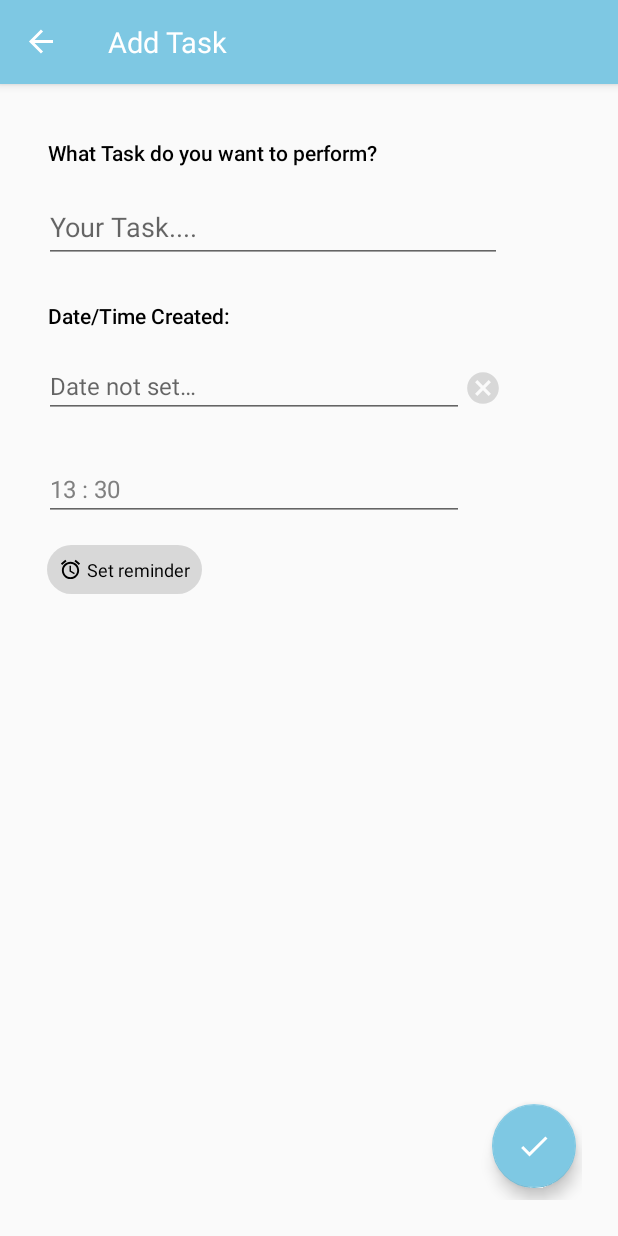
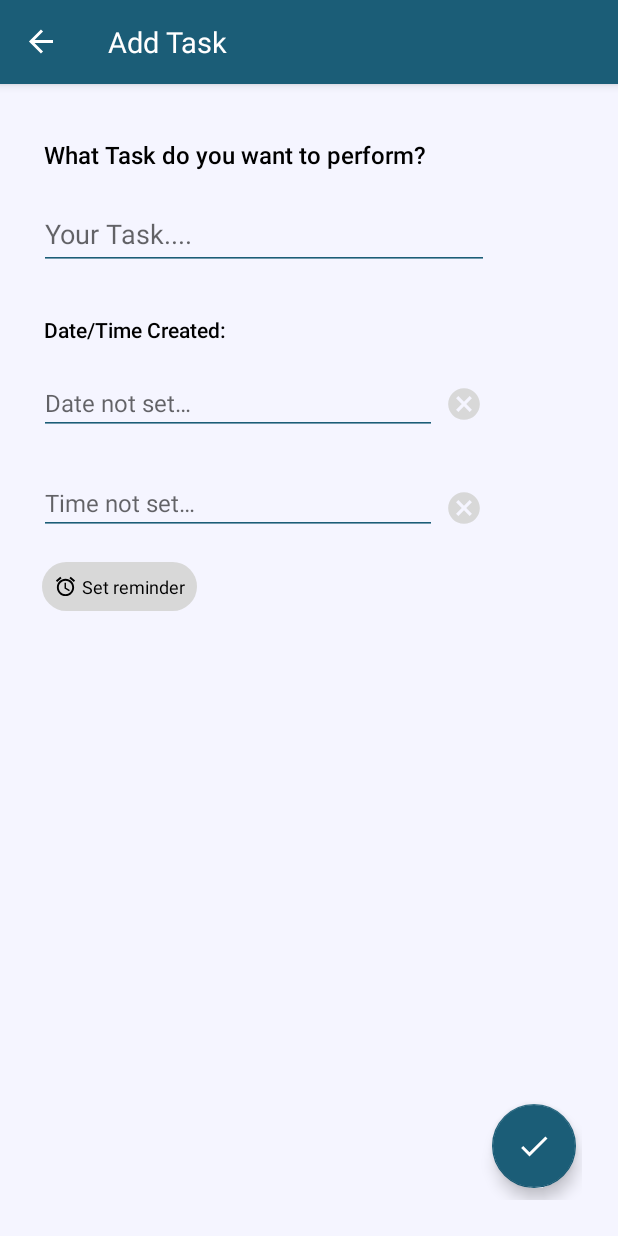
Before and after one commit to daniel-iroka/Todo-List, an Android app: the AddFragment screen opened through its navigation route, on a phone screen of 412 x 824 dp. Run offline under Robolectric (Android 15) with nearby library versions, the light colour scheme and no system bars; our stand-ins replace Room's generated code, navigation-ui.

Commit message:
Some more UI Improvements.

```diff
--- a/app/src/main/java/com/bignerdranch/android/to_dolist/MainActivity.kt
+++ b/app/src/main/java/com/bignerdranch/android/to_dolist/MainActivity.kt
@@ -16,7 +16,6 @@ class MainActivity : AppCompatActivity() {
         binding = ActivityMainBinding.inflate(layoutInflater)
         setContentView(binding.root)
 
-
         setupActionBarWithNavController(findNavController(R.id.fragmentContainerView))
     }
 
--- a/app/src/main/java/com/bignerdranch/android/to_dolist/fragments/add/AddFragment.kt
+++ b/app/src/main/java/com/bignerdranch/android/to_dolist/fragments/add/AddFragment.kt
@@ -31,10 +31,8 @@ class AddFragment : Fragment() {
     private val binding get() = _binding!!
     private lateinit var todo : Todo
 
-
-    // TODO - WHEN I COME BACK, FIRSTLY, I WILL TRY TO FIX AND CHECK THE REASON WHY THE DIALOG BOX COLOR ISN'T CHANGING
-    // TODO - WHEN I COME BACK, I MAY ALSO TRY TO INCREASE THE SIZE OF THE EDITTEXTS TO SEE IF IT WILL LOOK BETTER.
-    // TODO - ALSO WHEN I COME BACK, I WILL CONTINUE EXPERIMENTING WITH MORE COLOURS
+    // TODO - WHEN I COME BACK, I WILL PROCEED WITH THE IMPLEMENTATION OF THE ALARM MANAGER AND NOTIFICATIONS. ALSO DON'T FORGET TO CHANGE THE COLOR OF THE ICON ON THE OVERFLOW MENU.
+    // TODO - ALSO IF I SEE OR HAVE MORE DESIGN IDEAS AS IMPROVEMENTS, I WILL IMPLEMENT THEM.
 
     override fun onCreate(savedInstanceState: Bundle?) {
         super.onCreate(savedInstanceState)
@@ -86,20 +84,11 @@ class AddFragment : Fragment() {
            TimePickerFragment().show(this@AddFragment.childFragmentManager, DIALOG_TIME)
         }
 
-        // todo - ALso fix this thing.
-        if (binding.edDate.text.toString().isNotEmpty()) {
-            binding.iClearSearch.visibility = View.VISIBLE
+        binding.iClearSearch2.setOnClickListener {
+            binding.edDate.text = ""
         }
 
         binding.iClearSearch.setOnClickListener {
-            binding.edDate.text = ""
-        }
-
-        if (binding.edTime.text.toString().isNotEmpty()) {
-            binding.iClearSearch2.visibility = View.VISIBLE
-        }
-
-        binding.iClearSearch2.setOnClickListener {
             binding.edTime.text = ""
         }
         return binding.root
--- a/app/src/main/java/com/bignerdranch/android/to_dolist/fragments/dialogs/DatePickerFragment.kt
+++ b/app/src/main/java/com/bignerdranch/android/to_dolist/fragments/dialogs/DatePickerFragment.kt
@@ -43,10 +43,4 @@ class DatePickerFragment : DialogFragment() {
         )
     }
 
-    companion object {
-        // NOTE : I HAVE NO USE FOR THIS NOW SO I MAY COMPLETE LATER.
-        fun newInstance() : DatePickerFragment {
-            return DatePickerFragment()
-        }
-    }
 }
--- a/app/src/main/java/com/bignerdranch/android/to_dolist/fragments/list/TodoAdapter.kt
+++ b/app/src/main/java/com/bignerdranch/android/to_dolist/fragments/list/TodoAdapter.kt
@@ -29,7 +29,6 @@ class TodoAdapter(private val _context : Context, private val listener : OnItemC
         )
         return TodoViewHolder(binding)
     }
-
 
 
     override fun onBindViewHolder(holder: TodoViewHolder, position: Int) {
--- a/app/src/main/res/drawable/custom_reminder.xml
+++ b/app/src/main/res/drawable/custom_reminder.xml
@@ -1,6 +1,6 @@
 <?xml version="1.0" encoding="utf-8"?>
 <shape xmlns:android="http://schemas.android.com/apk/res/android"
     android:shape="rectangle">
-    <solid android:color="@color/default_color"/>
+    <solid android:color="@color/lighter_default_color"/>
     <corners android:radius="50dp"/>
 </shape>
--- a/app/src/main/res/layout/activity_main.xml
+++ b/app/src/main/res/layout/activity_main.xml
@@ -4,7 +4,8 @@
     xmlns:tools="http://schemas.android.com/tools"
     android:layout_width="match_parent"
     android:layout_height="match_parent"
-    tools:context=".MainActivity">
+    tools:context=".MainActivity"
+    android:background="@color/light_blue">
 
     <fragment
         android:id="@+id/fragmentContainerView"
--- a/app/src/main/res/layout/custom_row.xml
+++ b/app/src/main/res/layout/custom_row.xml
@@ -6,7 +6,7 @@
     android:layout_width="match_parent"
     android:layout_height="wrap_content"
     android:padding="10dp"
-    android:elevation="8dp"
+    android:elevation="3dp"
     android:layout_marginTop="10dp"
     android:layout_marginStart="6dp"
     android:layout_marginEnd="8dp"
--- a/app/src/main/res/layout/fragment_add.xml
+++ b/app/src/main/res/layout/fragment_add.xml
@@ -11,27 +11,29 @@
         android:id="@+id/textView"
         android:layout_width="wrap_content"
         android:layout_height="wrap_content"
-        android:layout_marginStart="8dp"
+        android:layout_marginStart="5dp"
         android:layout_marginTop="12dp"
         android:fontFamily="sans-serif-light"
         android:text="@string/tv_what_is_your_task"
         android:textColor="@color/black"
+        android:textSize="16sp"
         android:textStyle="bold"
         app:layout_constraintStart_toStartOf="parent"
         app:layout_constraintTop_toTopOf="parent" />
 
     <EditText
         android:id="@+id/edTaskTitle"
-        android:layout_width="305dp"
+        android:layout_width="300dp"
         android:layout_height="wrap_content"
-        android:layout_marginStart="5dp"
-        android:layout_marginTop="16dp"
+        android:layout_marginStart="2dp"
+        android:layout_marginTop="18dp"
+        android:backgroundTint="@color/holo_light_blue_dark"
         android:ems="10"
         android:fontFamily="sans-serif-thin"
         android:hint="@string/ed_your_task"
         android:inputType="textPersonName"
         android:minHeight="48dp"
-        android:textColor="@color/textView_default_color"
+        android:textColor="@color/holo_light_blue_dark"
         android:textSize="18sp"
         android:textStyle="bold"
         app:layout_constraintStart_toStartOf="parent"
@@ -41,28 +43,30 @@
         android:id="@+id/textView2"
         android:layout_width="wrap_content"
         android:layout_height="wrap_content"
-        android:layout_marginStart="8dp"
-        android:layout_marginTop="25dp"
+        android:layout_marginStart="5dp"
+        android:layout_marginTop="30dp"
         android:fontFamily="sans-serif-light"
         android:text="@string/tv_due_date_time"
         android:textColor="@color/black"
+        android:textSize="14sp"
         android:textStyle="bold"
         app:layout_constraintStart_toStartOf="parent"
         app:layout_constraintTop_toBottomOf="@+id/edTaskTitle" />
 
     <TextView
         android:id="@+id/edDate"
-        android:layout_width="280dp"
+        android:layout_width="265dp"
         android:layout_height="wrap_content"
-        android:layout_marginStart="5dp"
-        android:layout_marginTop="16dp"
+        android:layout_marginStart="2dp"
+        android:layout_marginTop="18dp"
         android:background="?attr/editTextBackground"
+        android:backgroundTint="@color/holo_light_blue_dark"
         android:ems="10"
         android:focusable="true"
         android:fontFamily="sans-serif-thin"
         android:hint="@string/ed_date_not_set"
         android:textAppearance="?android:attr/textAppearanceMediumInverse"
-        android:textColor="@color/textView_default_color"
+        android:textColor="@color/android_default_color"
         android:textSize="16sp"
         android:textStyle="bold"
         app:layout_constraintStart_toStartOf="parent"
@@ -71,18 +75,18 @@
 
     <TextView
         android:id="@+id/edTime"
-        android:layout_width="280dp"
+        android:layout_width="265dp"
         android:layout_height="wrap_content"
-        android:layout_marginStart="5dp"
-        android:layout_marginTop="26dp"
+        android:layout_marginStart="2dp"
+        android:layout_marginTop="24dp"
         android:background="?attr/editTextBackground"
+        android:backgroundTint="@color/holo_light_blue_dark"
         android:ems="10"
         android:focusable="true"
         android:fontFamily="sans-serif-thin"
         android:hint="@string/ed_time_not_set"
-        android:text="13 : 30"
         android:textAppearance="?android:attr/textAppearanceMediumInverse"
-        android:textColor="@color/textView_default_color"
+        android:textColor="@color/android_default_color"
         android:textSize="16sp"
         android:textStyle="bold"
         app:layout_constraintStart_toStartOf="parent"
@@ -95,9 +99,9 @@
         android:layout_marginEnd="4dp"
         android:layout_marginBottom="8dp"
         android:clickable="true"
+        android:contentDescription="@string/yes_check_content_description"
         android:focusable="true"
         android:src="@drawable/ic_check_yes"
-        android:contentDescription="@string/yes_check_content_description"
         app:backgroundTint="@color/holo_light_blue_dark"
         app:layout_constraintBottom_toBottomOf="parent"
         app:layout_constraintEnd_toEndOf="parent"
@@ -107,8 +111,8 @@
         android:id="@+id/button"
         android:layout_width="wrap_content"
         android:layout_height="wrap_content"
-        android:layout_marginStart="7dp"
-        android:layout_marginTop="16dp"
+        android:layout_marginStart="4dp"
+        android:layout_marginTop="18dp"
         android:background="@drawable/custom_reminder"
         android:drawablePadding="3dp"
         android:padding="8dp"
@@ -124,10 +128,10 @@
         android:id="@+id/iClearSearch"
         android:layout_width="wrap_content"
         android:layout_height="wrap_content"
-        android:layout_marginTop="35dp"
+        android:layout_marginStart="5dp"
+        android:layout_marginTop="36dp"
         android:src="@drawable/ic_cancel"
-        android:visibility="invisible"
-        app:backgroundTint="@color/default_color"
+        app:backgroundTint="@color/lighter_default_color"
         app:layout_constraintStart_toEndOf="@+id/edTime"
         app:layout_constraintTop_toBottomOf="@+id/edDate" />
 
@@ -135,10 +139,10 @@
         android:id="@+id/iClearSearch2"
         android:layout_width="wrap_content"
         android:layout_height="wrap_content"
-        android:layout_marginTop="26dp"
+        android:layout_marginStart="5dp"
+        android:layout_marginTop="27dp"
         android:src="@drawable/ic_cancel"
-        android:visibility="invisible"
-        app:backgroundTint="@color/default_color"
+        app:backgroundTint="@color/lighter_default_color"
         app:layout_constraintStart_toEndOf="@+id/edDate"
         app:layout_constraintTop_toBottomOf="@+id/textView2" />
 
--- a/app/src/main/res/menu/show_menu.xml
+++ b/app/src/main/res/menu/show_menu.xml
@@ -5,11 +5,11 @@
         android:id="@+id/itEditTask"
         android:title="Edit Task "
         android:icon="@drawable/ic_edit"
-        android:iconTint="@color/textView_default_color" />
+        android:iconTint="@color/android_default_color" />
 
     <item
         android:id="@+id/itDeleteTask"
         android:title="Delete Task "
         android:icon="@drawable/ic_delete"
-        android:iconTint="@color/red"/>
+        android:iconTint="@color/android_default_color"/>
 </menu>
--- a/app/src/main/res/values/colors.xml
+++ b/app/src/main/res/values/colors.xml
@@ -9,13 +9,13 @@
     <color name="white">#FFFFFFFF</color>
 
     <!-- Our custom colors -->
+    <color name="blue">#304FFE</color>
     <color name="holo_light_blue">#33B5E5</color>
-    <color name="holo_light_blue_dark">#7EC8E3</color>
-    <color name="holo_light_blue_darker">#1B5D77</color>
-    <color name="blue">#304FFE</color>
-    <color name="dark_white">#304FFE</color>
-    <color name="textView_default_color">#808080</color>
+    <color name="holo_light_blue_dark">#1B5D77</color>
+    <color name="holo_light_blue_darker">#154558</color>
+    <color name="light_blue">#F5F5FF</color>
     <color name="red">#FF0000</color>
     <color name="orange">#FFC107</color>
-    <color name="default_color">#D8D8D8</color>
+    <color name="android_default_color">#808080</color>
+    <color name="lighter_default_color">#D8D8D8</color>
 </resources>
--- a/app/src/main/res/values/themes.xml
+++ b/app/src/main/res/values/themes.xml
@@ -13,9 +13,12 @@
         <item name="android:statusBarColor" tools:targetApi="l">?attr/colorPrimaryVariant</item>
 
         <!-- Customize your theme here. -->
+        <!-- Our customs themes. -->
         <item name="android:itemTextAppearance">@style/customMenuItemsText</item>
         <item name="actionOverflowMenuStyle">@style/customPopupOverflowBackground</item>
         <item name="android:dialogTheme">@style/AppTheme.DialogTheme</item>
+        <item name="android:datePickerDialogTheme">@style/AppTheme.DialogTheme</item>
+        <item name="android:timePickerDialogTheme">@style/AppTheme.DialogTheme</item>
     </style>
 
     <!-- Custom style for our Dialogs. Date dialog to be specific. -->
@@ -26,7 +29,6 @@
 
 
     <!-- Custom style for text and background in our menu_item -->
-
     <style name="customMenuItemsText" parent="@android:style/TextAppearance.Widget.IconMenu.Item">
         <item name="fontFamily">sans-serif-light</item>
     </style>
@@ -35,12 +37,11 @@
         <item name="android:popupBackground">@drawable/popup_background</item>
     </style>
 
+
     <!-- Custom style for text in our Action/ToolBar. -->
-
     <style name="TextAppearance.AppCompat.Widget.ActionBar.Title" parent="@android:style/TextAppearance">
         <item name="android:textStyle">bold</item>
         <item name="android:fontFamily">sans-serif-thin</item>
         <item name="android:textSize">19sp</item>
     </style>
-
 </resources>
```
